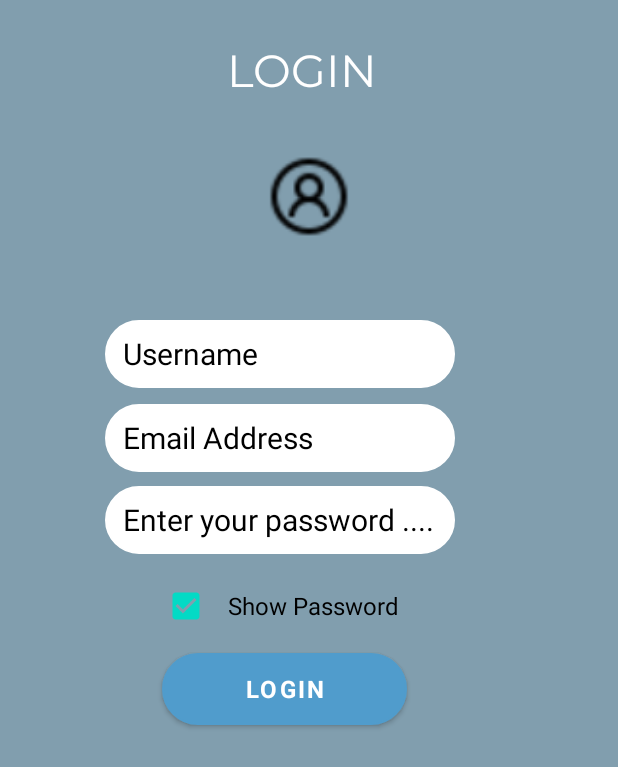
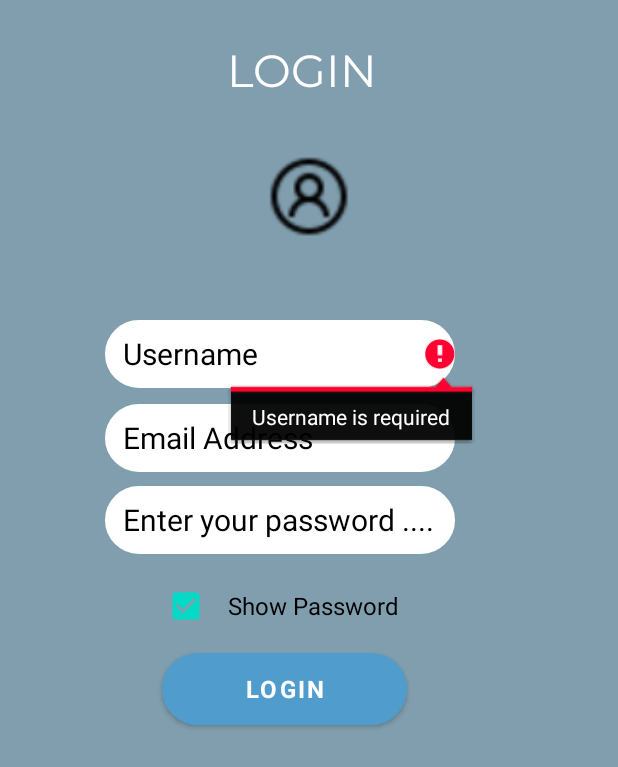
Before and after one commit to savanahatieno/Luna, an Android app: the Login screen opened directly, with no data from a screen before it, after a tap on "LOGIN", on a phone screen of 412 x 824 dp. Shown: the top 767 px of the screen. Run offline under Robolectric (Android 15) with nearby library versions, the phone set to English and light mode, and no system bars; our stand-ins replace ButterKnife, Firebase (no records; nobody signed in at launch, a user with empty details on screens opened directly); libraries missing offline, so code that uses them is left out: com.basgeekball.awesomevalidation; Roboto replaces fonts that are not available here.

Commit message:
authentication login page

```diff
--- a/app/build.gradle
+++ b/app/build.gradle
@@ -37,6 +37,7 @@ dependencies {
     implementation 'com.google.android.material:material:1.4.0-beta01'
     implementation 'androidx.constraintlayout:constraintlayout:2.0.4'
     implementation 'androidx.cardview:cardview:1.0.0'
+    implementation 'org.jetbrains:annotations:15.0'
     testImplementation 'junit:junit:4.13.2'
     androidTestImplementation 'androidx.test.ext:junit:1.1.2'
     androidTestImplementation 'androidx.test.espresso:espresso-core:3.3.0'
--- a/app/src/main/java/com/moringaschool/luna/Login.java
+++ b/app/src/main/java/com/moringaschool/luna/Login.java
@@ -1,28 +1,45 @@
 package com.moringaschool.luna;
 
+import androidx.annotation.NonNull;
 import androidx.appcompat.app.AppCompatActivity;
 
+import android.annotation.SuppressLint;
 import android.content.Intent;
 import android.os.Bundle;
 import android.text.method.PasswordTransformationMethod;
+import android.util.Patterns;
+import android.view.View;
 import android.widget.Button;
 import android.widget.CheckBox;
 import android.widget.EditText;
+import android.widget.ProgressBar;
 import android.widget.Toast;
 
 import com.basgeekball.awesomevalidation.AwesomeValidation;
 import com.basgeekball.awesomevalidation.ValidationStyle;
 import com.basgeekball.awesomevalidation.utility.RegexTemplate;
+import com.google.android.gms.tasks.OnCompleteListener;
+import com.google.android.gms.tasks.Task;
+import com.google.firebase.auth.AuthResult;
+import com.google.firebase.auth.FirebaseAuth;
+import com.google.firebase.database.FirebaseDatabase;
+import com.google.firebase.database.annotations.NotNull;
+
+
 
 import butterknife.BindView;
 import butterknife.ButterKnife;
 
-public class Login extends AppCompatActivity {
+public class Login extends AppCompatActivity implements View.OnClickListener {
 
     EditText  eUsername2, eEmail2, ePassword2;
 
     @BindView(R.id.checkboxlogin) CheckBox checkboxlogin;
-    @BindView(R.id.loginButton) Button loginbutton;
+
+
+    private FirebaseAuth mAuth;
+    private ProgressBar progressBar;
+    private Button loginbutton;
 
 
     AwesomeValidation awesomeValidation2;
@@ -32,6 +49,9 @@ public class Login extends AppCompatActivity {
         super.onCreate(savedInstanceState);
         setContentView(R.layout.activity_login);
         ButterKnife.bind(this);
+
+        loginbutton = (Button) findViewById(R.id.loginButton) ;
+        loginbutton.setOnClickListener(this);
 
 
         checkboxlogin.setOnCheckedChangeListener((buttonView, isChecked) -> {
@@ -50,26 +70,99 @@ public class Login extends AppCompatActivity {
         eEmail2 = findViewById(R.id.emailaddress2);
         ePassword2 = findViewById(R.id.password2);
 
+        progressBar = (ProgressBar) findViewById(R.id.progressBar);
 
-        awesomeValidation2 = new AwesomeValidation(ValidationStyle.BASIC);
 
-        //Add Validation
-        awesomeValidation2.addValidation(this,R.id.username2, RegexTemplate.NOT_EMPTY,R.string.invalid_username);
-        awesomeValidation2.addValidation(this,R.id.emailaddress2, RegexTemplate.NOT_EMPTY,R.string.invalid_emailaddress);
-        awesomeValidation2.addValidation(this,R.id.password2, RegexTemplate.NOT_EMPTY,R.string.invalid_password);
+        mAuth = FirebaseAuth.getInstance();
+
+//
+//        awesomeValidation2 = new AwesomeValidation(ValidationStyle.BASIC);
+//
+//        //Add Validation
+//        awesomeValidation2.addValidation(this,R.id.username2, RegexTemplate.NOT_EMPTY,R.string.invalid_username);
+//        awesomeValidation2.addValidation(this,R.id.emailaddress2, RegexTemplate.NOT_EMPTY,R.string.invalid_emailaddress);
+//        awesomeValidation2.addValidation(this,R.id.password2, RegexTemplate.NOT_EMPTY,R.string.invalid_password);
+//
+//
+//
+//
+//        loginbutton.setOnClickListener(v -> {
+//            if (awesomeValidation2.validate()){
+//                Toast.makeText(getApplicationContext()
+//                        ,"Form Validate Successfully...",Toast.LENGTH_LONG).show();
+//            }else {
+//                Toast.makeText(getApplicationContext()
+//                        ,"Validation Failed....",Toast.LENGTH_LONG).show();
+//            }
+//        });
 
 
 
 
-        loginbutton.setOnClickListener(v -> {
-            if (awesomeValidation2.validate()){
-                Toast.makeText(getApplicationContext()
-                        ,"Form Validate Successfully...",Toast.LENGTH_LONG).show();
+    }
+
+
+    @SuppressLint("NonConstantResourceId")
+    @Override
+    public void onClick(View v) {
+        switch (v.getId()) {
+            case R.id.banner:
+                startActivity(new Intent(this, Login.class));
+                break;
+            case R.id.loginButton:
+                loginbutton();
+                break;
+        }
+    }
+
+    private void loginbutton() {
+
+        String username2 = eUsername2.getText().toString().trim();
+        String email2 = eEmail2.getText().toString().trim();
+        String password2 = ePassword2.getText().toString().trim();
+
+
+        if (username2.isEmpty()) {
+            eUsername2.setError("Username is required");
+            eUsername2.requestFocus();
+            return;
+        }
+        if (email2.isEmpty()) {
+            eEmail2.setError("Email is required");
+            eEmail2.requestFocus();
+            return;
+        }
+        if (!Patterns.EMAIL_ADDRESS.matcher(email2).matches()) {
+            eEmail2.setError("Please provide valid email");
+            eEmail2.requestFocus();
+            return;
+        }
+        if (password2.isEmpty()) {
+            ePassword2.setError("Password is required");
+            ePassword2.requestFocus();
+            return;
+        }
+        if (password2.length() < 6) {
+            ePassword2.setError("Min password length should be 6 characters");
+            ePassword2.requestFocus();
+            return;
+        }
+
+        progressBar.setVisibility(View.VISIBLE);
+
+        mAuth.signInWithEmailAndPassword(email2,password2).addOnCompleteListener(task -> {
+            if (task.isSuccessful()){
+                //redirect to user profile
+                startActivity(new Intent(Login.this,ProfileActivity.class));
             }else {
-                Toast.makeText(getApplicationContext()
-                        ,"Validation Failed....",Toast.LENGTH_LONG).show();
+                Toast.makeText(Login.this,"Failed to login! PLease check your credentials",Toast.LENGTH_SHORT).show();
             }
+
         });
+
+
+
+
 
 
 
--- a/app/src/main/java/com/moringaschool/luna/Signup.java
+++ b/app/src/main/java/com/moringaschool/luna/Signup.java
@@ -169,7 +169,7 @@ public class Signup extends AppCompatActivity implements View.OnClickListener {
         mAuth.createUserWithEmailAndPassword(email, password)
                 .addOnCompleteListener(task -> {
                     if (task.isSuccessful()) {
-                        User user = new User(fullname, username, username);
+                        User user = new User(fullname, username, email);
 
                         FirebaseDatabase.getInstance().getReference("users")
                                 .child(FirebaseAuth.getInstance().getCurrentUser().getUid())
@@ -177,6 +177,7 @@ public class Signup extends AppCompatActivity implements View.OnClickListener {
                             if (task1.isSuccessful()) {
                                 Toast.makeText(Signup.this, "Registered Successfully!!", Toast.LENGTH_SHORT).show();
                                 progressBar.setVisibility(View.GONE);
+
 
                                 //redirect
                             } else {
--- a/app/src/main/res/layout/activity_login.xml
+++ b/app/src/main/res/layout/activity_login.xml
@@ -22,7 +22,7 @@
         tools:ignore="ContentDescription" />
 
     <TextView
-        android:id="@+id/textView2"
+        android:id="@+id/banner"
         android:layout_width="match_parent"
         android:layout_height="50dp"
         android:layout_alignParentStart="true"
@@ -138,6 +138,15 @@
         android:textSize="16sp"
         tools:ignore="DuplicateIds" />
 
+    <ProgressBar
+        android:id="@+id/progressBar"
+        style="?android:attr/progressBarStyleLarge"
+        android:layout_width="wrap_content"
+        android:layout_height="wrap_content"
+        android:layout_centerInParent="true"
+        android:visibility="gone"/>
+
+
 
 
 </RelativeLayout>
```
Also changed, not shown: app/src/main/AndroidManifest.xml (+4 -3 lines), app/src/main/java/com/moringaschool/luna/ProfileActivity.java (added, +14 -0 lines), app/src/main/res/layout/activity_profile.xml (added, +22 -0 lines).
